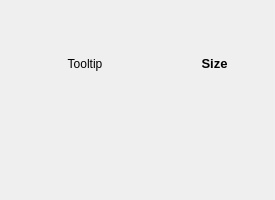
Above: src/yuzu/data_widget.ui from rorrim-rorrim/eden-alt before the change. Below: the same form after it.
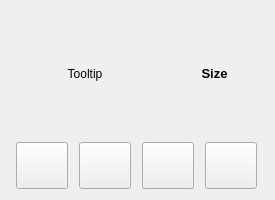
That is the form after the change.

Commit message:
[desktop] feat: import/export data
Currently not the ideal solution. Can't be cancelled due to JlCompress
currently lacking a method of cancellation, but for now this is a good
prototype.

Patch:
```diff
--- a/src/yuzu/data_widget.ui
+++ b/src/yuzu/data_widget.ui
@@ -13,8 +13,8 @@
   <property name="windowTitle">
    <string>Form</string>
   </property>
-  <layout class="QVBoxLayout" name="verticalLayout">
-   <item>
+  <layout class="QGridLayout" name="gridLayout">
+   <item row="0" column="0">
     <layout class="QHBoxLayout" name="horizontalLayout" stretch="3,2">
      <item>
       <widget class="QLabel" name="tooltip">
@@ -50,14 +50,8 @@
      </item>
     </layout>
    </item>
-   <item>
-    <layout class="QHBoxLayout" name="horizontalLayout_2" stretch="1,1">
-     <property name="sizeConstraint">
-      <enum>QLayout::SizeConstraint::SetFixedSize</enum>
-     </property>
-     <property name="bottomMargin">
-      <number>25</number>
-     </property>
+   <item row="1" column="0">
+    <layout class="QHBoxLayout" name="horizontalLayout_2">
      <item>
       <widget class="QPushButton" name="open">
        <property name="sizePolicy">
@@ -69,7 +63,7 @@
        <property name="minimumSize">
         <size>
          <width>52</width>
-         <height>42</height>
+         <height>47</height>
         </size>
        </property>
        <property name="toolTip">
@@ -77,14 +71,10 @@
        </property>
        <property name="styleSheet">
         <string notr="true">QPushButton {
- border-style: solid;
- border-width:1px;
- border-radius:25px;
- border-color: transparent;
- max-width:50px;
- max-height:40px;
- min-width:50px;
- min-height:40px;
+max-width: 50px;
+max-height: 45px;
+min-width: 50px;
+min-height: 45px;
 }</string>
        </property>
        <property name="text">
@@ -92,8 +82,8 @@
        </property>
        <property name="iconSize">
         <size>
-         <width>24</width>
-         <height>24</height>
+         <width>28</width>
+         <height>28</height>
         </size>
        </property>
       </widget>
@@ -109,7 +99,7 @@
        <property name="minimumSize">
         <size>
          <width>52</width>
-         <height>42</height>
+         <height>47</height>
         </size>
        </property>
        <property name="toolTip">
@@ -117,14 +107,10 @@
        </property>
        <property name="styleSheet">
         <string notr="true">QPushButton {
- border-style: solid;
- border-width:1px;
- border-radius:25px;
- border-color: transparent;
- max-width:50px;
- max-height:40px;
- min-width:50px;
- min-height:40px;
+max-width: 50px;
+max-height: 45px;
+min-width: 50px;
+min-height: 45px;
 }</string>
        </property>
        <property name="text">
@@ -132,8 +118,80 @@
        </property>
        <property name="iconSize">
         <size>
-         <width>24</width>
-         <height>24</height>
+         <width>28</width>
+         <height>28</height>
+        </size>
+       </property>
+      </widget>
+     </item>
+     <item>
+      <widget class="QPushButton" name="upload">
+       <property name="sizePolicy">
+        <sizepolicy hsizetype="Fixed" vsizetype="Fixed">
+         <horstretch>1</horstretch>
+         <verstretch>1</verstretch>
+        </sizepolicy>
+       </property>
+       <property name="minimumSize">
+        <size>
+         <width>52</width>
+         <height>47</height>
+        </size>
+       </property>
+       <property name="toolTip">
+        <string>Export all data in this directory. This may take a while!</string>
+       </property>
+       <property name="styleSheet">
+        <string notr="true">QPushButton {
+max-width: 50px;
+max-height: 45px;
+min-width: 50px;
+min-height: 45px;
+}</string>
+       </property>
+       <property name="text">
+        <string/>
+       </property>
+       <property name="iconSize">
+        <size>
+         <width>28</width>
+         <height>28</height>
+        </size>
+       </property>
+      </widget>
+     </item>
+     <item>
+      <widget class="QPushButton" name="download">
+       <property name="sizePolicy">
+        <sizepolicy hsizetype="Fixed" vsizetype="Fixed">
+         <horstretch>1</horstretch>
+         <verstretch>1</verstretch>
+        </sizepolicy>
+       </property>
+       <property name="minimumSize">
+        <size>
+         <width>52</width>
+         <height>47</height>
+        </size>
+       </property>
+       <property name="toolTip">
+        <string>Import data for this directory. This may take a while, and will delete ALL EXISTING DATA!</string>
+       </property>
+       <property name="styleSheet">
+        <string notr="true">QPushButton {
+max-width: 50px;
+max-height: 45px;
+min-width: 50px;
+min-height: 45px;
+}</string>
+       </property>
+       <property name="text">
+        <string/>
+       </property>
+       <property name="iconSize">
+        <size>
+         <width>28</width>
+         <height>28</height>
         </size>
        </property>
       </widget>
```
The commit also changes 44 other files.
